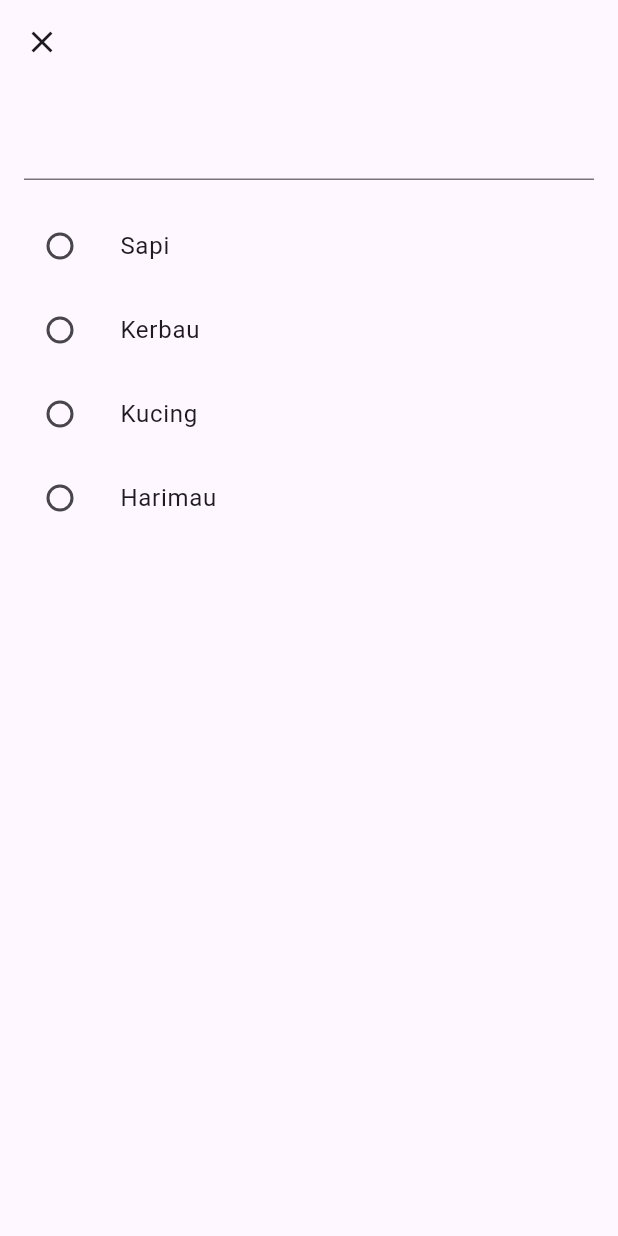
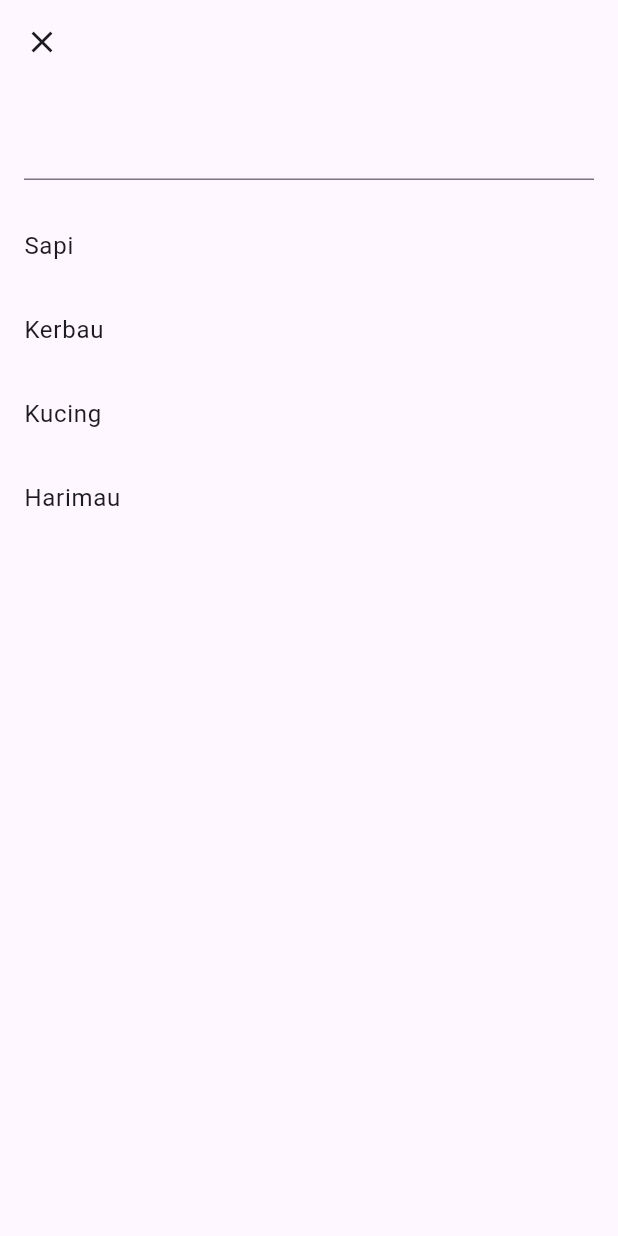
Before and after one commit to BlastTea/MWidget, a Flutter app: the screen it shows after launch, after a tap on the "access time" icon, on a phone screen of 412 x 824 dp. Run offline on Flutter 3.47's test engine with Material 3 defaults, Android fonts, the phone set to English and light mode, and no system bars; drawn by our look-alikes of dynamic_color; our stand-ins replace extended_image, flutter_colorpicker, image_picker, shared_preferences, universal_io.

Commit message:
m_widget v3.1.0

```diff
--- a/example/lib/main.dart
+++ b/example/lib/main.dart
@@ -51,16 +51,13 @@ class _MyHomePageState extends State<MyHomePage> {
 
   final SubmitFocusNode _submitFocusNode = SubmitFocusNode();
 
-  final NumberPickerController _controller = NumberPickerController()
-    ..addListener(() {
-      debugPrint('controllerListener');
-    });
+  final NumberPickerController _controller = NumberPickerController()..addListener(() => debugPrint('controllerListener'));
 
   DateTimeRange currentDateRange = DateTimeRange(start: DateTime.now(), end: DateTime.now().add(const Duration(days: 30)));
 
   @override
   Widget build(BuildContext context) {
-    timeDilation = 1.0;
+    timeDilation = 10.0;
 
     return SizedBox(
       width: MediaQuery.sizeOf(context).width,
@@ -163,8 +160,6 @@ class _MyHomePageState extends State<MyHomePage> {
                   tag: 'hero',
                   width: double.infinity,
                   height: 400.0,
-                  border: const Border(),
-                  iconSize: 24.0,
                   // borderRadius: BorderRadius.zero,
                   containerGradient: const LinearGradient(
                     begin: AlignmentDirectional.topCenter,
@@ -190,6 +185,21 @@ class _MyHomePageState extends State<MyHomePage> {
                     title: const Text('Detail image'),
                   ),
                   useDynamicColor: true,
+                ),
+                const SizedBox(height: 16.0),
+                ImageContainer.hero(
+                  tag: 'ASDF',
+                  height: 400.0,
+                  icon: Icons.abc,
+                  containerIconColor: Theme.of(context).colorScheme.surface,
+                  dialogIconColor: Colors.red,
+                  containerIconSize: 48.0,
+                  dialogIconSize: 96.0,
+                  containerBackgroundColor: Theme.of(context).colorScheme.onSurface,
+                  dialogBackgroundColor: Colors.blue,
+                  extendedAppBar: AppBar(
+                    title: const Text('Hello'),
+                  ),
                 ),
                 const SizedBox(height: 16.0),
                 ConstrainedBox(
--- a/lib/widgets/choose_dialog.dart
+++ b/lib/widgets/choose_dialog.dart
@@ -247,7 +247,7 @@ class _ChooseDialogState<T extends Object?> extends State<ChooseDialog<T>> {
                             )
                       : ListView.builder(
                           itemBuilder: (context, index) => ListTile(
-                            leading: widget.multiple ? Checkbox(value: _chooseData[index].isSelected, onChanged: (value) => _setIsSelected(index, value!)) : _chooseData[index].leading ?? Radio(value: _chooseData[index].searchValue, groupValue: _chooseData.trySingleWhere((element) => element.isSelected)?.searchValue, onChanged: (value) => NavigationHelper.back<T>(_chooseData[index].value)),
+                            leading: widget.multiple ? Checkbox(value: _chooseData[index].isSelected, onChanged: (value) => _setIsSelected(index, value!)) : _chooseData[index].leading ?? (_chooseData.any((element) => element.isSelected) ? Radio(value: _chooseData[index].searchValue, groupValue: _chooseData.trySingleWhere((element) => element.isSelected)?.searchValue, onChanged: (value) => NavigationHelper.back<T>(_chooseData[index].value)) : null),
                             title: _chooseData[index].title,
                             subtitle: _chooseData[index].subtitle,
                             isThreeLine: _chooseData[index].isThreeLine,
--- a/lib/widgets/image_container.dart
+++ b/lib/widgets/image_container.dart
@@ -65,17 +65,22 @@ class ImageContainer extends StatefulWidget {
     this.image,
     this.sheetTitleText,
     this.icon,
-    this.iconSize,
-    this.iconColor,
+    this.containerIconSize,
+    this.containerIconColor,
     this.enabled,
     this.onImageChanged,
     this.containerGradient,
+    this.containerBackgroundColor,
     this.allowPickImageFromGallery = true,
+    this.child,
   })  : _isHero = false,
         extendedAppBar = null,
+        useDynamicColor = false,
+        disuseDynamicColor = false,
+        dialogBackgroundColor = null,
         dialogGradient = null,
-        useDynamicColor = false,
-        disuseDynamicColor = false;
+        dialogIconSize = null,
+        dialogIconColor = null;
 
   /// Creates an `ImageContainer` widget with a hero animation and support for full-screen mode.
   ///
@@ -111,15 +116,21 @@ class ImageContainer extends StatefulWidget {
     this.image,
     this.sheetTitleText,
     this.icon,
-    this.iconSize,
-    this.iconColor,
+    this.containerIconSize,
+    this.dialogIconSize,
+    this.containerIconColor,
+    this.dialogIconColor,
     this.enabled,
     this.extendedAppBar,
     this.useDynamicColor = false,
     this.disuseDynamicColor = false,
+    this.containerBackgroundColor,
+    this.dialogBackgroundColor,
     this.containerGradient,
     this.dialogGradient,
+    this.child,
   })  : assert((containerGradient == null && dialogGradient == null) || (containerGradient != null && dialogGradient != null)),
+        assert((containerIconColor == null && dialogIconColor == null) || (containerIconColor != null && dialogIconColor != null)),
         onImageChanged = null,
         _isHero = true,
         allowPickImageFromGallery = false;
@@ -152,9 +163,13 @@ class ImageContainer extends StatefulWidget {
   final IconData? icon;
 
   /// The size of the icon when displayed in the container.
-  final double? iconSize;
+  final double? containerIconSize;
 
-  final Color? iconColor;
+  final double? dialogIconSize;
+
+  final Color? containerIconColor;
+
+  final Color? dialogIconColor;
 
   /// Callback function to determine whether the container's interaction is enabled.
   final bool Function()? enabled;
@@ -182,9 +197,15 @@ class ImageContainer extends StatefulWidget {
   /// By default, this value is set to `true`.
   final bool allowPickImageFromGallery;
 
+  final Color? containerBackgroundColor;
+
+  final Color? dialogBackgroundColor;
+
   final Gradient? containerGradient;
 
   final Gradient? dialogGradient;
+
+  final Widget? child;
 
   /// Displays a bottom sheet to handle image selection and returns the result.
   ///
@@ -231,9 +252,11 @@ class ImageContainer extends StatefulWidget {
 class _ImageContainerState extends State<ImageContainer> with SingleTickerProviderStateMixin {
   bool _onHover = false;
 
+  static Color? _toBackgroundColor;
   static Gradient? _toGradient;
   static late BorderRadiusGeometry _toBorderRadius;
   static late double _toIconSize;
+  static Color? _toIconColor;
 
   @override
   void initState() {
@@ -241,7 +264,7 @@ class _ImageContainerState extends State<ImageContainer> with SingleTickerProvid
 
     _toGradient = widget.dialogGradient;
     _toBorderRadius = widget.borderRadius ?? BorderRadius.circular(kShapeLarge);
-    _toIconSize = widget.iconSize ?? 96.0;
+    _toIconSize = widget.dialogIconSize ?? 24.0;
   }
 
   Future<void> _fullScreenDialog() => NavigationHelper.to(
@@ -261,8 +284,10 @@ class _ImageContainerState extends State<ImageContainer> with SingleTickerProvid
                   animation: animation,
                   builder: (context, child) {
                     _toGradient = widget.dialogGradient;
+                    _toBackgroundColor = widget.dialogBackgroundColor ?? Theme.of(context).colorScheme.surface;
                     _toBorderRadius = BorderRadius.circular(kShapeExtraLarge);
-                    _toIconSize = 96.0;
+                    _toIconSize = widget.dialogIconSize ?? 24.0;
+                    _toIconColor = widget.dialogIconColor;
                     return _container(
                       context: context,
                       width: responsiveDialogWidth(MediaQuery.sizeOf(context)),
@@ -275,8 +300,12 @@ class _ImageContainerState extends State<ImageContainer> with SingleTickerProvid
                               fit: BoxFit.cover,
                             )
                           : null,
-                      color: Color.lerp(Colors.transparent, Theme.of(context).colorScheme.surface, animation.value),
-                      child: _icon(context: context, iconSize: Tween(begin: widget.iconSize ?? 96.0, end: 96.0).animate(animation).value),
+                      color: Color.lerp(widget.containerBackgroundColor ?? Colors.transparent, widget.dialogBackgroundColor ?? Theme.of(context).colorScheme.surface, animation.value),
+                      child: _icon(
+                        context: context,
+                        iconSize: Tween(begin: widget.containerIconSize ?? 24.0, end: widget.dialogIconSize ?? 24.0).animate(animation).value,
+                        iconColor: Color.lerp(widget.containerIconColor, widget.dialogIconColor, animation.value),
+                      ),
                     );
                   },
                 ),
@@ -293,7 +322,7 @@ class _ImageContainerState extends State<ImageContainer> with SingleTickerProvid
                           fit: BoxFit.cover,
                         )
                       : null,
-                  color: Theme.of(context).colorScheme.surface,
+                  color: widget.dialogBackgroundColor ?? Theme.of(context).colorScheme.surface,
                   child: Material(
                     borderRadius: BorderRadius.circular(kShapeExtraLarge),
                     color: Colors.transparent,
@@ -301,9 +330,7 @@ class _ImageContainerState extends State<ImageContainer> with SingleTickerProvid
                       borderRadius: BorderRadius.circular(kShapeExtraLarge),
                       onTap: widget.extendedAppBar != null
                           ? () {
-                              if (widget.useDynamicColor) {
-                                MWidget.themeValue.fromImageProvider(widget.image);
-                              }
+                              if (widget.useDynamicColor) MWidget.themeValue.fromImageProvider(widget.image);
                               NavigationHelper.toReplacement(
                                 MaterialPageRoute(
                                   builder: (context) => Theme(
@@ -320,9 +347,11 @@ class _ImageContainerState extends State<ImageContainer> with SingleTickerProvid
                                           flightShuttleBuilder: (flightContext, animation, flightDirection, fromHeroContext, toHeroContext) => AnimatedBuilder(
                                             animation: animation,
                                             builder: (context, child) {
-                                              _toGradient = const RadialGradient(colors: [Colors.transparent, Colors.transparent]);
+                                              _toGradient = widget.dialogGradient ?? const RadialGradient(colors: [Colors.transparent, Colors.transparent]);
+                                              _toBackgroundColor = widget.containerBackgroundColor;
                                               _toBorderRadius = BorderRadius.zero;
-                                              _toIconSize = 96.0;
+                                              _toIconSize = widget.dialogIconSize ?? 24.0;
+                                              _toIconColor = widget.dialogIconColor;
                                               return _container(
                                                 context: context,
                                                 width: double.infinity,
@@ -336,15 +365,20 @@ class _ImageContainerState extends State<ImageContainer> with SingleTickerProvid
                                                       Colors.transparent,
                                                     ],
                                                   ),
-                                                    animation.value),
+                                                  animation.value,
+                                                ),
                                                 image: widget.image != null
                                                     ? DecorationImage(
                                                         image: widget.image!,
                                                         fit: BoxFit.cover,
                                                       )
                                                     : null,
-                                                color: Color.lerp(Colors.transparent, Theme.of(context).colorScheme.surface, animation.value),
-                                                child: _icon(context: context, iconSize: Tween(begin: 96.0, end: 96.0).animate(animation).value),
+                                                color: Color.lerp(widget.dialogBackgroundColor ?? Theme.of(context).colorScheme.surface, Colors.transparent, animation.value),
+                                                child: _icon(
+                                                  context: context,
+                                                  iconSize: widget.dialogIconSize,
+                                                  iconColor: widget.dialogIconColor,
+                                                ),
                                               );
                                             },
                                           ),
@@ -353,7 +387,7 @@ class _ImageContainerState extends State<ImageContainer> with SingleTickerProvid
                                               ? ExtendedImage(
                                                   image: widget.image!,
                                                   fit: BoxFit.contain,
-                                                  //enableLoadState: false,
+                                                  // enableLoadState: false,
                                                   mode: ExtendedImageMode.gesture,
                                                   initGestureConfigHandler: (state) => GestureConfig(
                                                     minScale: 0.9,
@@ -373,6 +407,8 @@ class _ImageContainerState extends State<ImageContainer> with SingleTickerProvid
                                                   height: 400.0,
                                                   child: _icon(
                                                     context: context,
+                                                    iconSize: widget.dialogIconSize,
+                                                    iconColor: widget.dialogIconColor,
                                                   ),
                                                 ),
                                         ),
@@ -380,15 +416,13 @@ class _ImageContainerState extends State<ImageContainer> with SingleTickerProvid
                                     ),
                                   ),
                                 ),
-                              ).then((value) {
-                                if (widget.disuseDynamicColor) {
-                                  MWidget.themeValue.fromImageProvider(null);
-                                }
-                              });
+                              ).then((value) => widget.disuseDynamicColor ? MWidget.themeValue.fromImageProvider(null) : null);
                             }
                           : null,
                       child: _icon(
                         context: context,
+                        iconSize: widget.dialogIconSize,
+                        iconColor: widget.dialogIconColor,
                       ),
                     ),
                   ),
@@ -427,8 +461,12 @@ class _ImageContainerState extends State<ImageContainer> with SingleTickerProvid
                           )
                         : null,
                     borderRadius: BorderRadiusGeometry.lerp(widget.borderRadius ?? BorderRadius.circular(kShapeLarge), _toBorderRadius, animation.value),
-                    color: Color.lerp(Colors.transparent, Theme.of(context).colorScheme.surface, animation.value),
-                    child: _icon(context: context, iconSize: Tween(begin: widget.iconSize ?? 96.0, end: _toIconSize).animate(animation).value),
+                    color: Color.lerp(_toBackgroundColor ?? Theme.of(context).colorScheme.surface, Colors.transparent, animation.value),
+                    child: _icon(
+                      context: context,
+                      iconSize: Tween(begin: widget.containerIconSize ?? 24.0, end: _toIconSize).animate(animation).value,
+                      iconColor: Color.lerp(widget.containerIconColor, _toIconColor, animation.value),
+                    ),
                   ),
                 ),
                 tag: widget.tag,
@@ -447,17 +485,13 @@ class _ImageContainerState extends State<ImageContainer> with SingleTickerProvid
                       : null,
                   child: Material(
                     borderRadius: widget.borderRadius ?? BorderRadius.circular(kShapeLarge),
-                    color: Colors.transparent,
+                    color: widget.containerBackgroundColor ?? Colors.transparent,
                     child: InkWell(
                       borderRadius: widget.borderRadius as BorderRadius? ?? BorderRadius.circular(kShapeLarge),
                       onTap: () async {
-                        if (widget._isHero) {
-                          _fullScreenDialog();
-                          return;
-                        }
-                        if (!(widget.enabled?.call() ?? true)) {
-                          return;
-                        }
+                        if (widget._isHero) return _fullScreenDialog();
+
+                        if (!(widget.enabled?.call() ?? true)) return;
 
                         widget.onImageChanged?.call(
                           await ImageContainer.handleChangeImage(
@@ -469,7 +503,8 @@ class _ImageContainerState extends State<ImageContainer> with SingleTickerProvid
                       },
                       child: _icon(
                         context: context,
-                        iconSize: widget.iconSize,
+                        iconSize: widget.containerIconSize,
+                        iconColor: widget.containerIconColor,
                       ),
                     ),
                   ),
@@ -509,10 +544,7 @@ class _ImageContainerState extends State<ImageContainer> with SingleTickerProvid
             height: height,
             margin: margin,
             decoration: BoxDecoration(
-              border: widget.border ??
-                  Border.all(
-                    color: Theme.of(context).colorScheme.onSurface,
-                  ),
+              border: widget.border,
               color: color,
               borderRadius: borderRadius ?? BorderRadius.circular(kShapeLarge),
               image: image,
@@ -523,10 +555,7 @@ class _ImageContainerState extends State<ImageContainer> with SingleTickerProvid
             height: height,
             margin: margin,
             decoration: BoxDecoration(
-              border: widget.border ??
-                  Border.all(
-                    color: Theme.of(context).colorScheme.onSurface,
-                  ),
+              border: widget.border,
               gradient: gradient,
               borderRadius: borderRadius ?? BorderRadius.circular(kShapeLarge),
             ),
@@ -535,12 +564,12 @@ class _ImageContainerState extends State<ImageContainer> with SingleTickerProvid
         ],
       );
 
-  Widget? _icon({required BuildContext context, double? iconSize}) => widget.image != null
+  Widget? _icon({required BuildContext context, double? iconSize, Color? iconColor}) => widget.image != null
       ? null
       : Icon(
           widget.icon ?? Icons.business,
-          size: iconSize ?? 96.0,
-          color: widget.iconColor,
+          size: iconSize ?? 24.0,
+          color: iconColor,
         );
 }
 
--- a/pubspec.yaml
+++ b/pubspec.yaml
@@ -1,6 +1,6 @@
 name: m_widget
 description: A new Flutter package project.
-version: 3.0.0
+version: 3.1.0
 homepage: null
 publish_to: 'none'
 
```
Also changed, not shown: example/pubspec.lock, 8 other files. Lines whose indentation alone changed are shown as unchanged.
